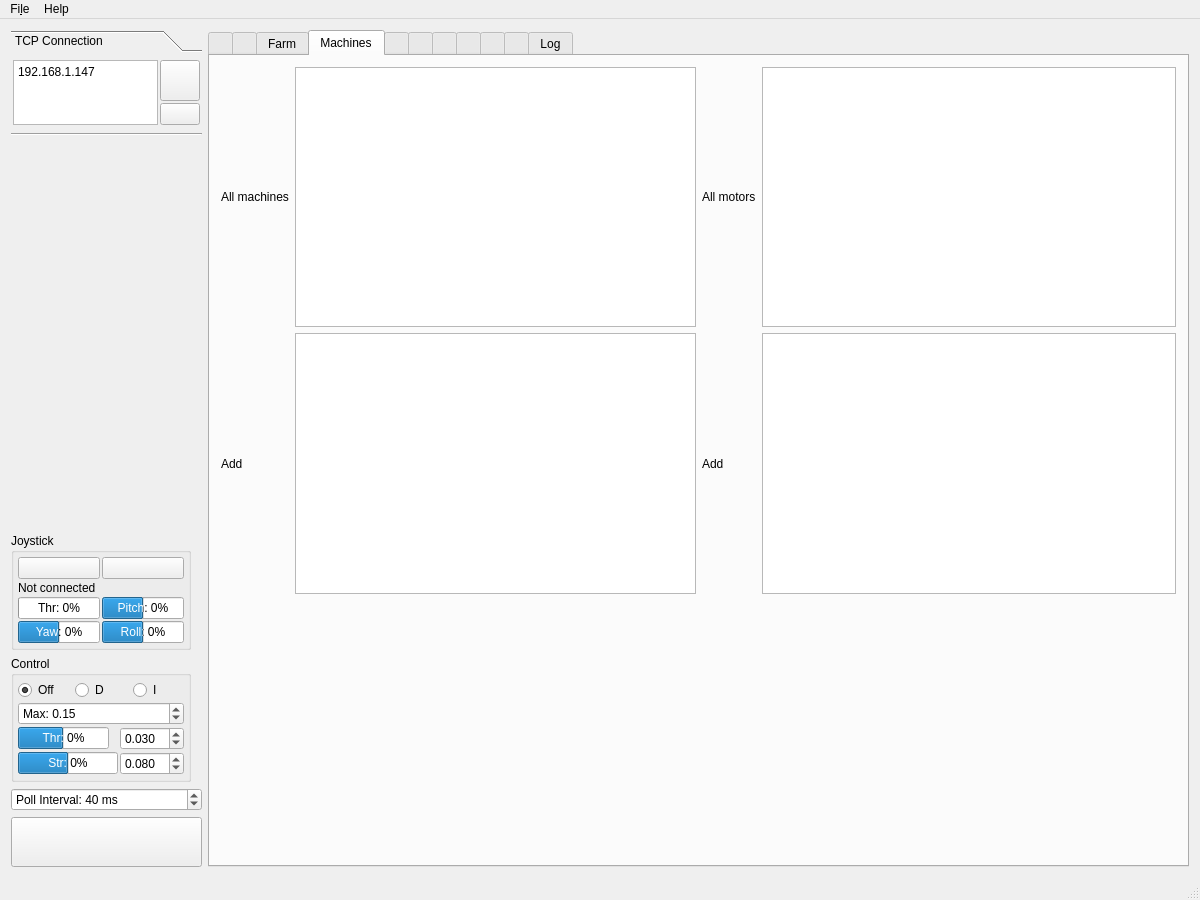
Above: Linux/RControlStation/mainwindow.ui from GunnarLarssonSLU/rise_sdvp before the change. Below: the same form after it.
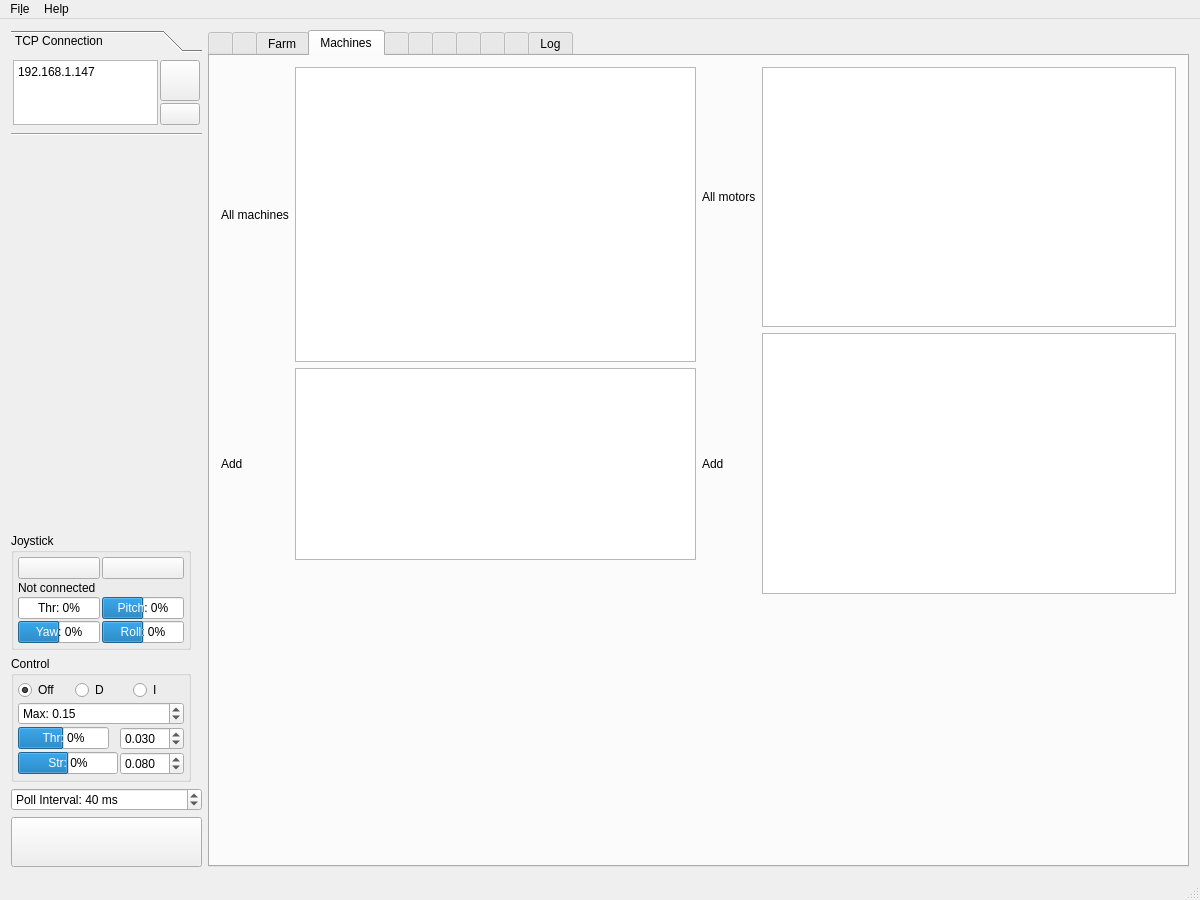
That is the form after the change. The open tabs and pages were chosen to show the change. Icons and pictures are not drawn. Custom widgets are drawn as their Qt base class.

Commit message: add interface for flexible motor control

```diff
--- a/Linux/RControlStation/mainwindow.ui
+++ b/Linux/RControlStation/mainwindow.ui
@@ -3450,7 +3450,26 @@
            </widget>
           </item>
           <item row="1" column="1">
-           <widget class="QTextEdit" name="textEditAddMachine"/>
+           <widget class="QTextEdit" name="textEditAddMachine">
+            <property name="sizePolicy">
+             <sizepolicy hsizetype="Expanding" vsizetype="Minimum">
+              <horstretch>0</horstretch>
+              <verstretch>0</verstretch>
+             </sizepolicy>
+            </property>
+            <property name="minimumSize">
+             <size>
+              <width>0</width>
+              <height>20</height>
+             </size>
+            </property>
+            <property name="maximumSize">
+             <size>
+              <width>16777215</width>
+              <height>192</height>
+             </size>
+            </property>
+           </widget>
           </item>
           <item row="2" column="1">
            <spacer name="verticalSpacer_10">
```
Left out of the diff: 2 changed lines with no effect on the pictures. Lines whose indentation alone changed are shown as unchanged. The commit also changes 7 other files.
